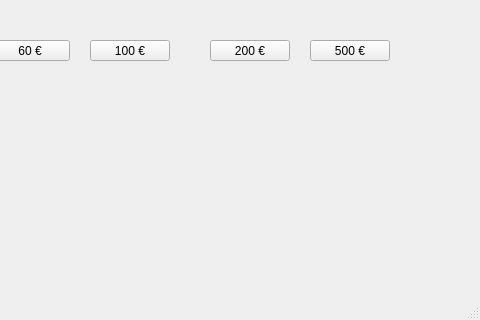
tvt21kmo-bank-project/group_7, file bankautomat/nostarahaa.ui: the form before one commit; both pictures show x 320 to 800 and y 280 to 600 of the 800 by 600 pixel window.
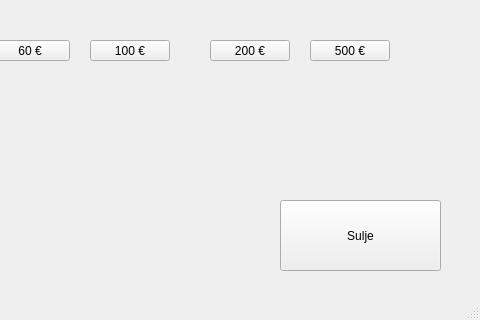
The form after the commit.

Diff of the .ui file:
```diff
--- a/bankautomat/nostarahaa.ui
+++ b/bankautomat/nostarahaa.ui
@@ -219,6 +219,19 @@
      <string>Nosta tämä määrä</string>
     </property>
    </widget>
+   <widget class="QPushButton" name="nappiSulje">
+    <property name="geometry">
+     <rect>
+      <x>600</x>
+      <y>480</y>
+      <width>161</width>
+      <height>71</height>
+     </rect>
+    </property>
+    <property name="text">
+     <string>Sulje</string>
+    </property>
+   </widget>
   </widget>
   <widget class="QMenuBar" name="menubar">
    <property name="geometry">
```
